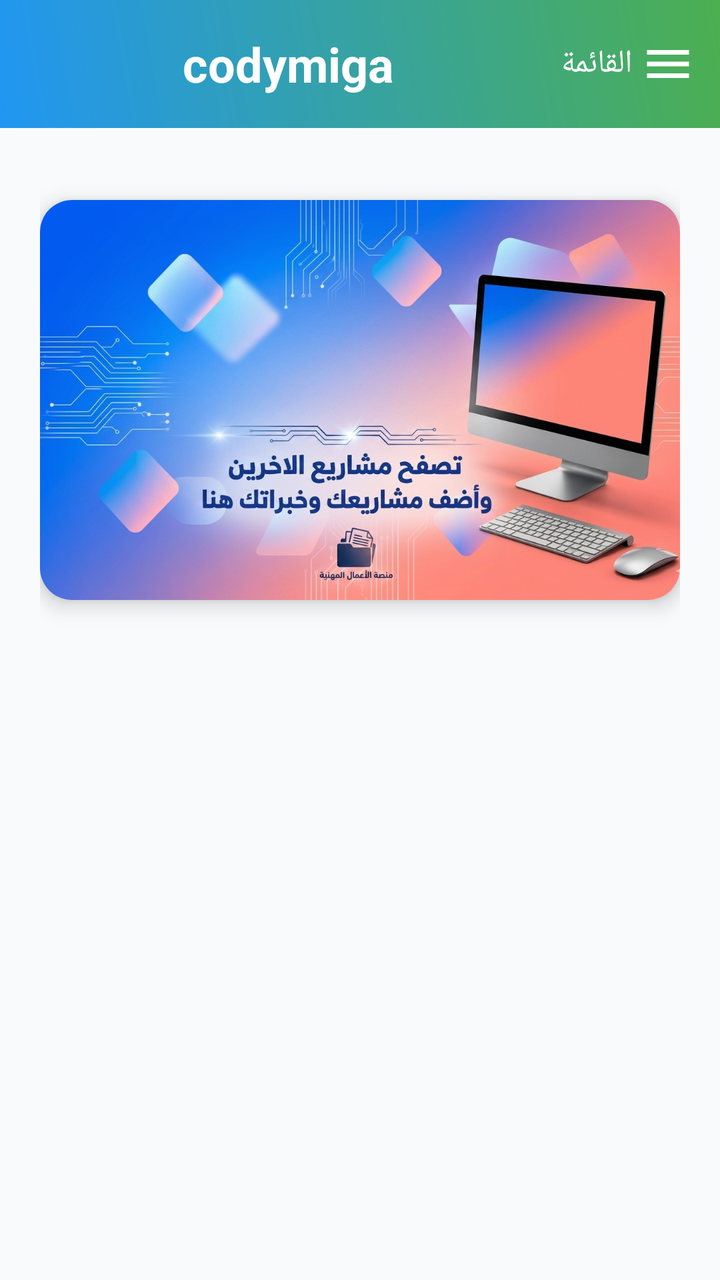
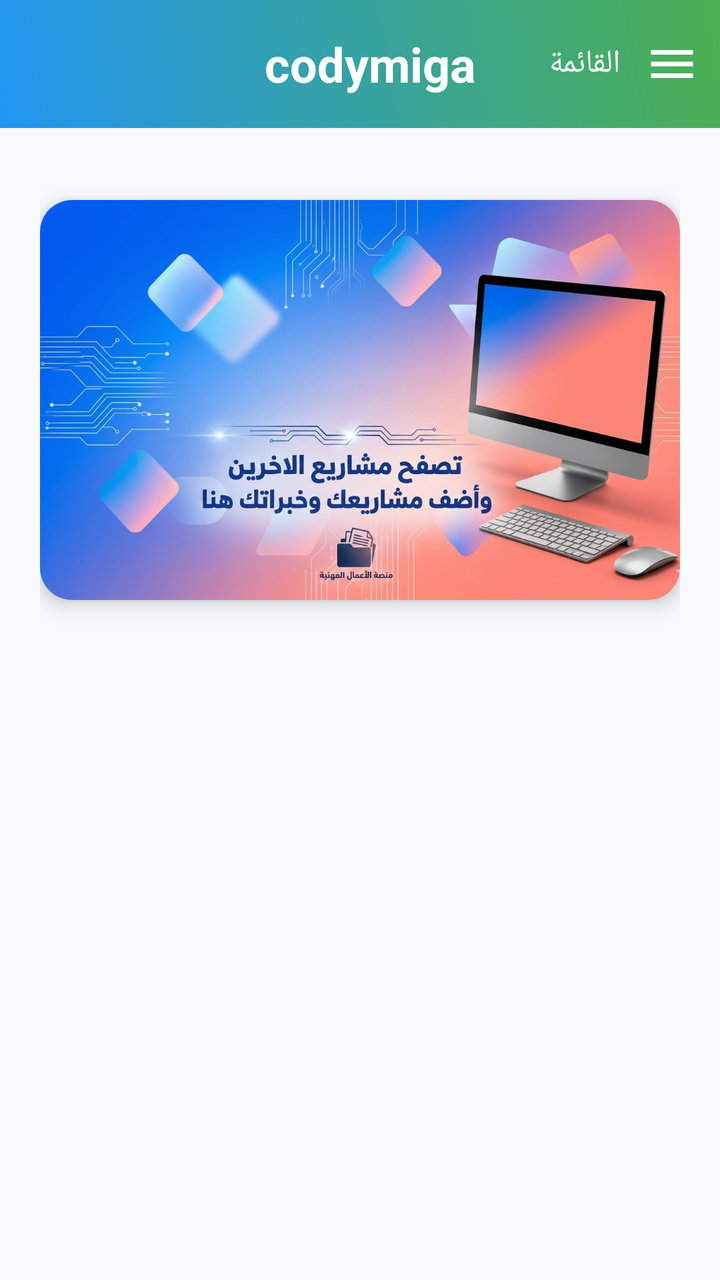

Screens rendered from an Android XML layout before and after an edit, with the pre-edit source and the edit as a unified diff.
<!-- AndroidManifest.xml: application theme Theme.servicesapp -->
<!-- res/layout/activity_main.xml -->
<?xml version="1.0" encoding="utf-8"?>
<androidx.drawerlayout.widget.DrawerLayout 
    xmlns:android="http://schemas.android.com/apk/res/android"
    xmlns:app="http://schemas.android.com/apk/res-auto"
    android:id="@+id/drawerLayout"
    android:layout_width="match_parent"
    android:layout_height="match_parent"
    android:layoutDirection="rtl"
    android:fitsSystemWindows="true"> 

    <LinearLayout
        android:layout_width="match_parent"
        android:layout_height="match_parent"
        android:orientation="vertical"
        android:background="#F8FAFC">

        <androidx.appcompat.widget.Toolbar
            android:layout_width="match_parent"
            android:layout_height="wrap_content" 
            android:minHeight="64dp"
            android:background="@drawable/gradient_header"
            android:elevation="8dp"
            android:layoutDirection="ltr">

            <LinearLayout
                android:layout_width="match_parent"
                android:layout_height="wrap_content"
                android:orientation="horizontal"
                android:paddingTop="8dp" 
                android:paddingBottom="8dp"
                android:gravity="center_vertical">

                <TextView
                    android:layout_width="0dp"
                    android:layout_height="wrap_content"
                    android:layout_weight="1"
                    android:text="codymiga"
                    android:textSize="24sp"
                    android:textStyle="bold"
                    android:textColor="#FFFFFF"
                    android:gravity="center" />

                <LinearLayout
                    android:id="@+id/btnMenu"
                    android:layout_width="wrap_content"
                    android:layout_height="48dp"
                    android:orientation="horizontal"
                    android:gravity="center_vertical"
                    android:paddingStart="8dp"
                    android:paddingEnd="12dp"
                    android:background="?attr/selectableItemBackground"
                    android:clickable="true"
                    android:focusable="true">

                    <TextView
                        android:layout_width="wrap_content"
                        android:layout_height="wrap_content"
                        android:text="القائمة"
                        android:textSize="16sp"
                        android:textColor="#FFFFFF"
                        android:layout_marginEnd="4dp" />

                    <ImageView
                        android:layout_width="28dp"
                        android:layout_height="28dp"
                        android:src="@drawable/ic_menu"
                        app:tint="#FFFFFF"
                        android:contentDescription="Menu" />
                </LinearLayout>
            </LinearLayout>
        </androidx.appcompat.widget.Toolbar>

        <ScrollView
            android:layout_width="match_parent"
            android:layout_height="match_parent"
            android:fillViewport="true">

            <LinearLayout
                android:layout_width="match_parent"
                android:layout_height="wrap_content"
                android:orientation="vertical"
                android:padding="20dp"
                android:gravity="center_horizontal">

                <androidx.cardview.widget.CardView
                    android:layout_width="match_parent"
                    android:layout_height="200dp"
                    android:layout_marginTop="16dp"
                    android:layout_marginBottom="24dp"
                    app:cardCornerRadius="16dp"
                    app:cardElevation="6dp">

                    <ImageView
                        android:id="@+id/ivHeaderBanner"
                        android:layout_width="match_parent"
                        android:layout_height="match_parent"
                        android:scaleType="centerCrop"
                        android:src="@drawable/header_banner" />
                </androidx.cardview.widget.CardView>

                <LinearLayout
                    android:id="@+id/projectsContainer"
                    android:layout_width="match_parent"
                    android:layout_height="wrap_content"
                    android:orientation="vertical"
                    android:layout_marginBottom="20dp" />

                <Button
                    android:id="@+id/btnMyProjects"
                    android:layout_width="match_parent"
                    android:layout_height="56dp"
                    android:text="مشاريعي"
                    android:textSize="18sp"
                    android:textStyle="bold"
                    android:textColor="#FFFFFF"
                    android:background="@drawable/gradient_button"
                    android:visibility="gone" />

            </LinearLayout>
        </ScrollView>
    </LinearLayout>

    <com.google.android.material.navigation.NavigationView
        android:id="@+id/navigationView"
        android:layout_width="280dp"
        android:layout_height="match_parent"
        android:layout_gravity="start"
        android:fitsSystemWindows="true"
        android:background="#1F2937" 
        app:headerLayout="@layout/nav_header"
        app:menu="@menu/nav_menu"
        app:itemIconTint="#FFFFFF" 
        app:itemTextColor="#FFFFFF" 
        app:itemIconSize="24dp" />

</androidx.drawerlayout.widget.DrawerLayout>
<!-- res/layout/nav_header.xml (included above) -->
<?xml version="1.0" encoding="utf-8"?>
<LinearLayout xmlns:android="http://schemas.android.com/apk/res/android"
    android:layout_width="match_parent"
    android:layout_height="200dp"
    android:orientation="vertical"
    android:background="@drawable/gradient_header"
    android:padding="24dp"
    android:gravity="bottom">

    <ImageView
        android:layout_width="80dp"
        android:layout_height="80dp"
        android:src="@drawable/ic_user"
        android:background="@drawable/circle_white"
        android:padding="16dp"
        android:layout_marginBottom="16dp" />

    <TextView
        android:id="@+id/tvUserName"
        android:layout_width="wrap_content"
        android:layout_height="wrap_content"
        android:text="مستخدم"
        android:textSize="20sp"
        android:textStyle="bold"
        android:textColor="@color/white"
        android:layout_marginBottom="4dp" />

    <TextView
        android:id="@+id/tvUserEmail"
        android:layout_width="wrap_content"
        android:layout_height="wrap_content"
        android:text="user@example.com"
        android:textSize="14sp"
        android:textColor="@color/white"
        android:alpha="0.8" />

</LinearLayout>
<!-- resources referenced by this layout -->
<resources>
  <color name="white">#FFFFFFFF</color>
  <!-- drawable circle_white (drawable) -->
  <?xml version="1.0" encoding="utf-8"?>
  <shape xmlns:android="http://schemas.android.com/apk/res/android"
      android:shape="oval">
      <solid android:color="@android:color/white" />
  </shape>
  <!-- drawable gradient_button (drawable) -->
  <?xml version="1.0" encoding="utf-8"?>
  <shape xmlns:android="http://schemas.android.com/apk/res/android"
      android:shape="rectangle">
      <gradient
          android:startColor="#2196F3"
          android:endColor="#4CAF50"
          android:angle="45" />
      <corners android:radius="12dp" />
  </shape>
  <!-- drawable gradient_header (drawable) -->
  <?xml version="1.0" encoding="utf-8"?>
  <shape xmlns:android="http://schemas.android.com/apk/res/android"
      android:shape="rectangle">
      <gradient
          android:startColor="#2196F3"
          android:endColor="#4CAF50"
          android:angle="45" />
  </shape>
  <!-- drawable header_banner: png bitmap (drawable, 965404 bytes) -->
  <!-- drawable ic_menu (drawable) -->
  <vector xmlns:android="http://schemas.android.com/apk/res/android"
      android:width="24dp"
      android:height="24dp"
      android:viewportWidth="24"
      android:viewportHeight="24">
      <path
          android:fillColor="#000000"
          android:pathData="M3,18h18v-2H3v2zm0,-5h18v-2H3v2zm0,-7v2h18V6H3z"/>
  </vector>
  <!-- drawable ic_user (drawable) -->
  <vector xmlns:android="http://schemas.android.com/apk/res/android"
      android:width="24dp"
      android:height="24dp"
      android:viewportWidth="24"
      android:viewportHeight="24">
      <path
          android:fillColor="#000000"
          android:pathData="M12,12c2.21,0 4,-1.79 4,-4s-1.79,-4 -4,-4 -4,1.79 -4,4 1.79,4 4,4zM12,14c-2.67,0 -8,1.34 -8,4v2h16v-2c0,-2.66 -5.33,-4 -8,-4z"/>
  </vector>
  <style name="Theme.servicesapp" parent="Base.Theme.servicesapp" />
  <style name="Base.Theme.servicesapp" parent="Theme.Material3.DayNight.NoActionBar">
          
          
      </style>
</resources>

<!-- the commit's change to res/layout/activity_main.xml (unified diff, before → after) -->
@@ -30,6 +30,11 @@
                 android:paddingBottom="8dp"
                 android:gravity="center_vertical">
 
+                <View
+                    android:layout_width="80dp"
+                    android:layout_height="48dp"
+                    android:visibility="invisible" />
+
                 <TextView
                     android:layout_width="0dp"
                     android:layout_height="wrap_content"
@@ -40,33 +45,25 @@
                     android:textColor="#FFFFFF"
                     android:gravity="center" />
 
-                <LinearLayout
+                <TextView
+                    android:layout_width="wrap_content"
+                    android:layout_height="wrap_content"
+                    android:text="القائمة"
+                    android:textSize="16sp"
+                    android:textColor="#FFFFFF"
+                    android:layout_marginEnd="2dp" />
+
+                <ImageView
                     android:id="@+id/btnMenu"
-                    android:layout_width="wrap_content"
+                    android:layout_width="48dp"
                     android:layout_height="48dp"
-                    android:orientation="horizontal"
-                    android:gravity="center_vertical"
-                    android:paddingStart="8dp"
-                    android:paddingEnd="12dp"
-                    android:background="?attr/selectableItemBackground"
+                    android:src="@drawable/ic_menu"
+                    android:padding="10dp"
+                    android:background="?attr/selectableItemBackgroundBorderless"
+                    app:tint="#FFFFFF"
                     android:clickable="true"
-                    android:focusable="true">
-
-                    <TextView
-                        android:layout_width="wrap_content"
-                        android:layout_height="wrap_content"
-                        android:text="القائمة"
-                        android:textSize="16sp"
-                        android:textColor="#FFFFFF"
-                        android:layout_marginEnd="4dp" />
-
-                    <ImageView
-                        android:layout_width="28dp"
-                        android:layout_height="28dp"
-                        android:src="@drawable/ic_menu"
-                        app:tint="#FFFFFF"
-                        android:contentDescription="Menu" />
-                </LinearLayout>
+                    android:focusable="true"
+                    android:contentDescription="Menu" />
             </LinearLayout>
         </androidx.appcompat.widget.Toolbar>
 
